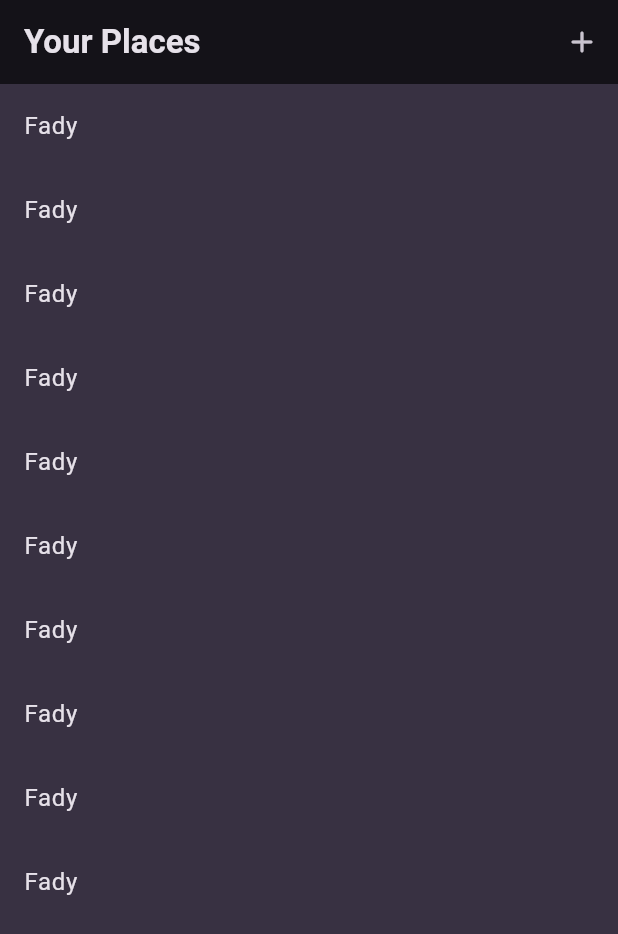
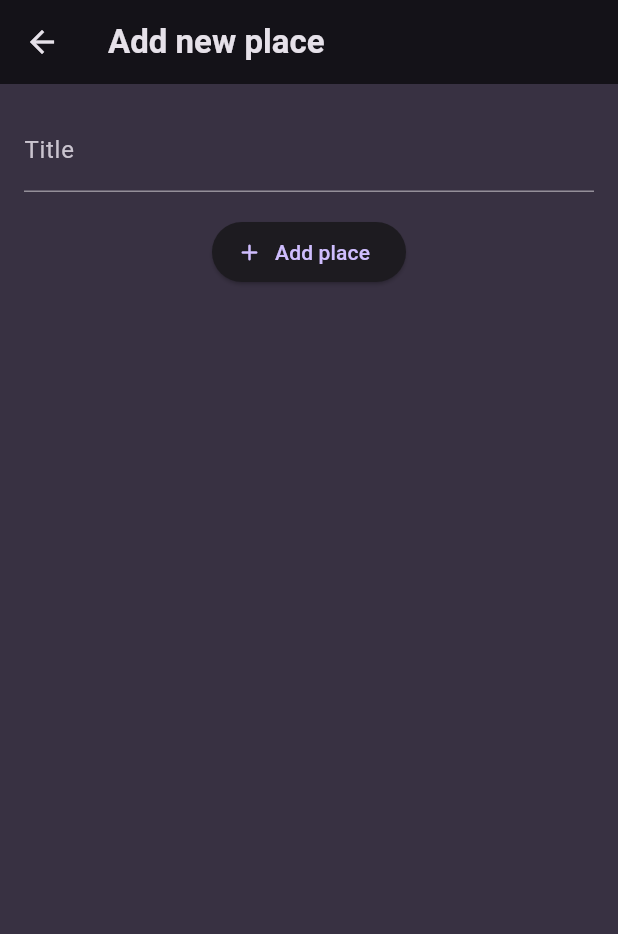
Before and after one commit to FadyFawzyOfficial/favorite_places, a Flutter app: the screen it shows after launch, after a tap on the "add" icon, on a phone screen of 412 x 824 dp. Shown: the top 934 px of the screen. Run offline on Flutter 3.47's test engine with Material 3 defaults, Android fonts, the phone set to English and light mode, and no system bars; our stand-ins replace google_fonts.

Commit message:
4. Build NewPlaceView & its form to add new favorite place

```diff
--- /dev/null
+++ b/lib/views/new_place_view.dart
@@ -0,0 +1,38 @@
+import 'package:flutter/material.dart';
+
+class NewPlaceView extends StatefulWidget {
+  const NewPlaceView({super.key});
+
+  @override
+  State<NewPlaceView> createState() => _NewPlaceViewState();
+}
+
+class _NewPlaceViewState extends State<NewPlaceView> {
+  final formKey = GlobalKey<FormState>();
+
+  @override
+  Widget build(context) {
+    return Scaffold(
+      appBar: AppBar(title: const Text('Add new place')),
+      body: SingleChildScrollView(
+        padding: const EdgeInsets.all(16),
+        child: Form(
+          key: formKey,
+          child: Column(
+            children: [
+              TextFormField(
+                decoration: const InputDecoration(labelText: 'Title'),
+              ),
+              const SizedBox(height: 16),
+              ElevatedButton.icon(
+                onPressed: () {},
+                icon: const Icon(Icons.add_rounded),
+                label: const Text('Add place'),
+              ),
+            ],
+          ),
+        ),
+      ),
+    );
+  }
+}
--- a/lib/views/places_view.dart
+++ b/lib/views/places_view.dart
@@ -1,3 +1,4 @@
+import 'package:favorite_places/views/new_place_view.dart';
 import 'package:flutter/material.dart';
 
 import '../widgets/places_list_view.dart';
@@ -12,7 +13,10 @@ class PlacesView extends StatelessWidget {
         title: const Text('Your Places'),
         actions: [
           IconButton(
-            onPressed: () {},
+            onPressed: () => Navigator.push(
+              context,
+              MaterialPageRoute(builder: (context) => const NewPlaceView()),
+            ),
             icon: const Icon(Icons.add_rounded),
           ),
         ],
```
